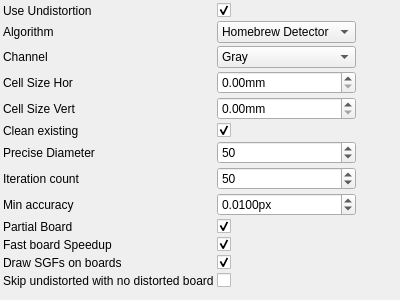
Qt form utils/corestructs/coreWidgets/checkerboardDetectionParametersControlWidget.ui (NickPenkrat/corecvs) before a commit.
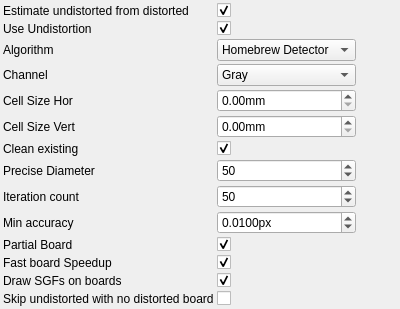
The same form after that commit. Icons and pictures are not drawn.

Commit message: Added estimating undistorted points from distortion model and distorted points

What changed in the file:
```diff
--- a/utils/corestructs/coreWidgets/checkerboardDetectionParametersControlWidget.ui
+++ b/utils/corestructs/coreWidgets/checkerboardDetectionParametersControlWidget.ui
@@ -23,14 +23,14 @@
     <item row="0" column="0">
      <widget class="QLabel" name="label_0">
        <property name="text">
-         <string>Use Undistortion</string>
+         <string>Estimate undistorted from distorted</string>
        </property>
      </widget>
     </item>
     <item row="0" column="1">
-     <widget class="QCheckBox" name="useUndistortionCheckBox">
+     <widget class="QCheckBox" name="estimateUndistortedFromDistortedCheckBox">
        <property name="toolTip">
-         <string>Use Undistortion</string>
+         <string>Estimate undistorted from distorted</string>
        </property>
        <property name="checked">
            <bool>true</bool>
@@ -40,11 +40,28 @@
     <item row="1" column="0">
      <widget class="QLabel" name="label_1">
        <property name="text">
-         <string>Algorithm</string>
+         <string>Use Undistortion</string>
        </property>
      </widget>
     </item>
     <item row="1" column="1">
+     <widget class="QCheckBox" name="useUndistortionCheckBox">
+       <property name="toolTip">
+         <string>Use Undistortion</string>
+       </property>
+       <property name="checked">
+           <bool>true</bool>
+       </property>
+     </widget>
+    </item>
+    <item row="2" column="0">
+     <widget class="QLabel" name="label_2">
+       <property name="text">
+         <string>Algorithm</string>
+       </property>
+     </widget>
+    </item>
+    <item row="2" column="1">
      <widget class="QComboBox" name="algorithmComboBox">
        <property name="currentIndex">
          <number>0</number>
@@ -64,14 +81,14 @@
        </property>
      </widget>
     </item>
-    <item row="2" column="0">
-     <widget class="QLabel" name="label_2">
+    <item row="3" column="0">
+     <widget class="QLabel" name="label_3">
        <property name="text">
          <string>Channel</string>
        </property>
      </widget>
     </item>
-    <item row="2" column="1">
+    <item row="3" column="1">
      <widget class="QComboBox" name="channelComboBox">
        <property name="currentIndex">
          <number>3</number>
@@ -151,34 +168,17 @@
        </property>
      </widget>
     </item>
-    <item row="3" column="0">
-     <widget class="QLabel" name="label_3">
-       <property name="text">
-         <string>Cell Size Hor</string>
-       </property>
-     </widget>
-    </item>
-    <item row="3" column="1">
-     <widget class="QDoubleSpinBox" name="cellSizeHorSpinBox">
-       <property name="toolTip">
-         <string>Cell Size Hor</string>
-       </property>
-       <property name="suffix">
-        <string>mm</string>
-       </property>
-     </widget>
-    </item>
     <item row="4" column="0">
      <widget class="QLabel" name="label_4">
        <property name="text">
-         <string>Cell Size Vert</string>
+         <string>Cell Size Hor</string>
        </property>
      </widget>
     </item>
     <item row="4" column="1">
-     <widget class="QDoubleSpinBox" name="cellSizeVertSpinBox">
+     <widget class="QDoubleSpinBox" name="cellSizeHorSpinBox">
        <property name="toolTip">
-         <string>Cell Size Vert</string>
+         <string>Cell Size Hor</string>
        </property>
        <property name="suffix">
         <string>mm</string>
@@ -188,60 +188,51 @@
     <item row="5" column="0">
      <widget class="QLabel" name="label_5">
        <property name="text">
-         <string>Clean existing</string>
+         <string>Cell Size Vert</string>
        </property>
      </widget>
     </item>
     <item row="5" column="1">
-     <widget class="QCheckBox" name="cleanExistingCheckBox">
+     <widget class="QDoubleSpinBox" name="cellSizeVertSpinBox">
        <property name="toolTip">
-         <string>Clean existing</string>
+         <string>Cell Size Vert</string>
        </property>
-       <property name="checked">
-           <bool>true</bool>
+       <property name="suffix">
+        <string>mm</string>
        </property>
      </widget>
     </item>
     <item row="6" column="0">
      <widget class="QLabel" name="label_6">
        <property name="text">
-         <string>Precise Diameter</string>
+         <string>Clean existing</string>
        </property>
      </widget>
     </item>
     <item row="6" column="1">
-     <widget class="QSpinBox" name="preciseDiameterSpinBox">
+     <widget class="QCheckBox" name="cleanExistingCheckBox">
        <property name="toolTip">
-         <string>Precise Diameter</string>
+         <string>Clean existing</string>
        </property>
-       <property name="minimum">
-        <number>0</number>
-       </property>
-       <property name="maximum">
-        <number>999999</number>
-       </property>
-       <property name="singleStep">
-        <number>1</number>
-       </property>
-       <property name="value">
-        <number>50</number>
+       <property name="checked">
+           <bool>true</bool>
        </property>
      </widget>
     </item>
     <item row="7" column="0">
      <widget class="QLabel" name="label_7">
        <property name="text">
-         <string>Iteration count</string>
+         <string>Precise Diameter</string>
        </property>
      </widget>
     </item>
     <item row="7" column="1">
-     <widget class="QSpinBox" name="iterationCountSpinBox">
+     <widget class="QSpinBox" name="preciseDiameterSpinBox">
        <property name="toolTip">
-         <string>Iteration count</string>
+         <string>Precise Diameter</string>
        </property>
        <property name="minimum">
-        <number>1</number>
+        <number>0</number>
        </property>
        <property name="maximum">
         <number>999999</number>
@@ -257,11 +248,37 @@
     <item row="8" column="0">
      <widget class="QLabel" name="label_8">
        <property name="text">
-         <string>Min accuracy</string>
+         <string>Iteration count</string>
        </property>
      </widget>
     </item>
     <item row="8" column="1">
+     <widget class="QSpinBox" name="iterationCountSpinBox">
+       <property name="toolTip">
+         <string>Iteration count</string>
+       </property>
+       <property name="minimum">
+        <number>1</number>
+       </property>
+       <property name="maximum">
+        <number>999999</number>
+       </property>
+       <property name="singleStep">
+        <number>1</number>
+       </property>
+       <property name="value">
+        <number>50</number>
+       </property>
+     </widget>
+    </item>
+    <item row="9" column="0">
+     <widget class="QLabel" name="label_9">
+       <property name="text">
+         <string>Min accuracy</string>
+       </property>
+     </widget>
+    </item>
+    <item row="9" column="1">
      <widget class="QDoubleSpinBox" name="minAccuracySpinBox">
        <property name="toolTip">
          <string>Min accuracy</string>
@@ -286,34 +303,17 @@
        </property>
      </widget>
     </item>
-    <item row="9" column="0">
-     <widget class="QLabel" name="label_9">
-       <property name="text">
-         <string>Partial Board</string>
-       </property>
-     </widget>
-    </item>
-    <item row="9" column="1">
-     <widget class="QCheckBox" name="partialBoardCheckBox">
-       <property name="toolTip">
-         <string>Partial Board</string>
-       </property>
-       <property name="checked">
-           <bool>true</bool>
-       </property>
-     </widget>
-    </item>
     <item row="10" column="0">
      <widget class="QLabel" name="label_10">
        <property name="text">
-         <string>Fast board Speedup</string>
+         <string>Partial Board</string>
        </property>
      </widget>
     </item>
     <item row="10" column="1">
-     <widget class="QCheckBox" name="fastBoardSpeedupCheckBox">
+     <widget class="QCheckBox" name="partialBoardCheckBox">
        <property name="toolTip">
-         <string>Fast board Speedup</string>
+         <string>Partial Board</string>
        </property>
        <property name="checked">
            <bool>true</bool>
@@ -323,14 +323,14 @@
     <item row="11" column="0">
      <widget class="QLabel" name="label_11">
        <property name="text">
-         <string>Draw SGFs on boards</string>
+         <string>Fast board Speedup</string>
        </property>
      </widget>
     </item>
     <item row="11" column="1">
-     <widget class="QCheckBox" name="drawSGFsOnBoardsCheckBox">
+     <widget class="QCheckBox" name="fastBoardSpeedupCheckBox">
        <property name="toolTip">
-         <string>Draw SGFs on boards</string>
+         <string>Fast board Speedup</string>
        </property>
        <property name="checked">
            <bool>true</bool>
@@ -340,18 +340,35 @@
     <item row="12" column="0">
      <widget class="QLabel" name="label_12">
        <property name="text">
-         <string>Skip undistorted with no distorted board</string>
+         <string>Draw SGFs on boards</string>
        </property>
      </widget>
     </item>
     <item row="12" column="1">
+     <widget class="QCheckBox" name="drawSGFsOnBoardsCheckBox">
+       <property name="toolTip">
+         <string>Draw SGFs on boards</string>
+       </property>
+       <property name="checked">
+           <bool>true</bool>
+       </property>
+     </widget>
+    </item>
+    <item row="13" column="0">
+     <widget class="QLabel" name="label_13">
+       <property name="text">
+         <string>Skip undistorted with no distorted board</string>
+       </property>
+     </widget>
+    </item>
+    <item row="13" column="1">
      <widget class="QCheckBox" name="skipUndistortedWithNoDistortedBoardCheckBox">
        <property name="toolTip">
          <string>Skip undistorted with no distorted board</string>
        </property>
      </widget>
     </item>
-   <item row="13" column="0">
+   <item row="14" column="0">
     <spacer name="verticalSpacer">
      <property name="orientation">
       <enum>Qt::Vertical</enum>
@@ -364,7 +381,7 @@
      </property>
     </spacer>
    </item>
-   <item row="13" column="2">
+   <item row="14" column="2">
     <spacer name="horizontalSpacer">
      <property name="orientation">
       <enum>Qt::Horizontal</enum>
```
Left out of the diff: 6 changed lines with no effect on the pictures. The commit also changes 9 other files.
